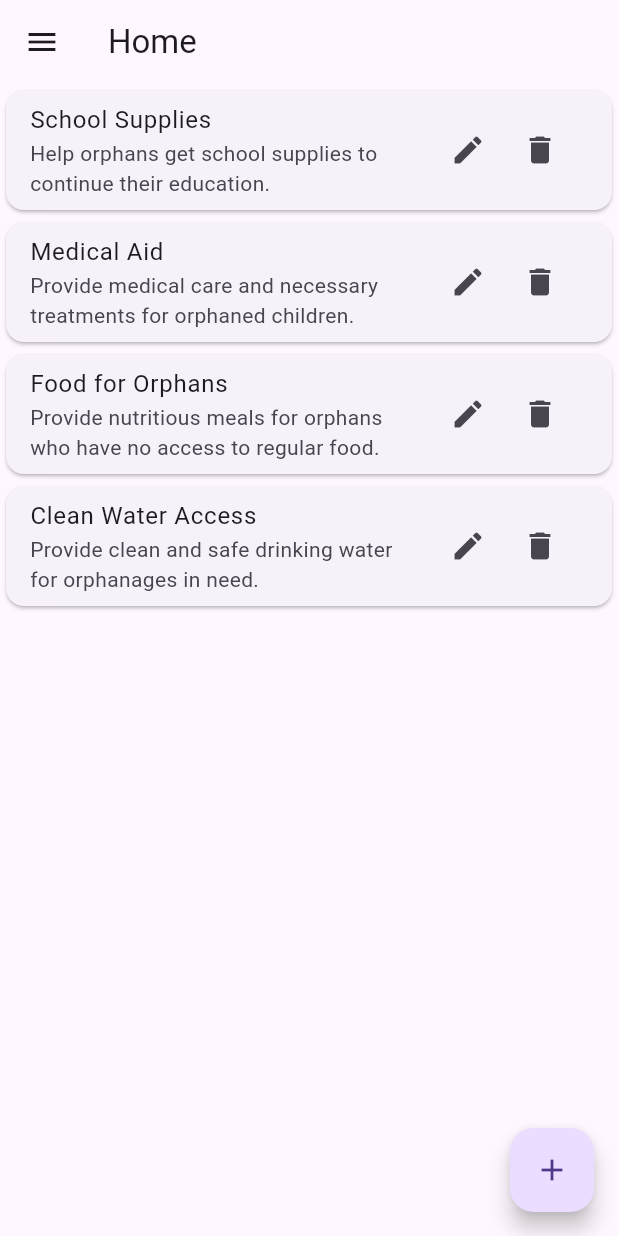
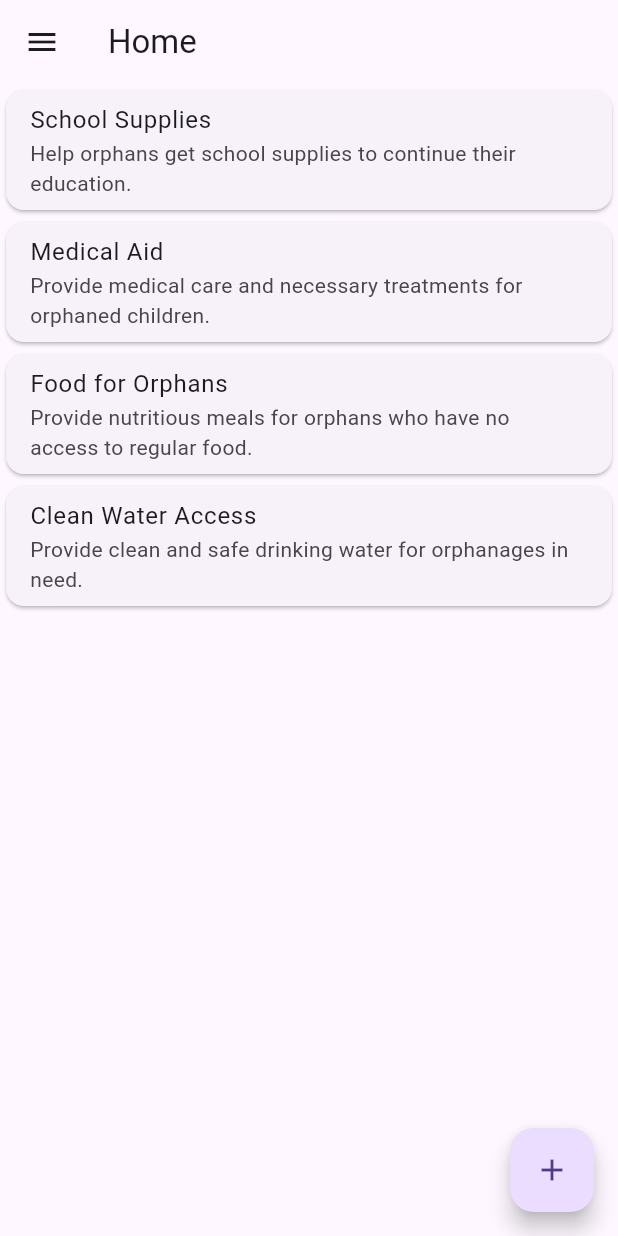
Before and after one commit to Ali-M-Ba/Flutter-Donations-Project, a Flutter app: the HomePage screen opened directly, on a phone screen of 412 x 824 dp. Run offline on Flutter 3.47's test engine with Material 3 defaults, Android fonts, the phone set to English and light mode, and no system bars; our stand-ins replace image_picker.

Commit message:
Change the delete and modify behavior and add id property using uuid package

```diff
--- a/lib/pages/add_modify_case_page.dart
+++ b/lib/pages/add_modify_case_page.dart
@@ -1,4 +1,5 @@
 import 'package:flutter/material.dart';
+import 'package:uuid/uuid.dart';
 import '../utils/global_data.dart';
 
 class AddModifyCardPage extends StatelessWidget {
@@ -43,6 +44,7 @@ class AddModifyCardPage extends StatelessWidget {
                 }
 
                 final newDonation = {
+                  "id": const Uuid().v4(),
                   "title": titleController.text,
                   "description": descriptionController.text,
                 };
--- a/lib/pages/home_page.dart
+++ b/lib/pages/home_page.dart
@@ -21,7 +21,65 @@ class _HomePageState extends State<HomePage> {
         itemCount: donations.length,
         itemBuilder: (context, index) {
           final donation = donations[index];
-          return Card(
+          return Dismissible(
+            key: ValueKey(donation['id']),
+            background: Container(
+              color: Colors.green,
+              alignment: Alignment.centerLeft,
+              padding: const EdgeInsets.symmetric(horizontal: 20),
+              child: const Icon(Icons.edit, color: Colors.white),
+            ),
+            secondaryBackground: Container(
+              color: Colors.red,
+              alignment: Alignment.centerRight,
+              padding: const EdgeInsets.symmetric(horizontal: 20),
+              child: const Icon(Icons.delete, color: Colors.white),
+            ),
+            confirmDismiss: (direction) async {
+              if (direction == DismissDirection.startToEnd) {
+                Navigator.push(
+                  context,
+                  MaterialPageRoute(
+                    builder: (context) => AddModifyCardPage(
+                      donation: donation,
+                      index: index,
+                    ),
+                  ),
+                ).then((_) => setState(() {}));
+                return false;
+              } else if (direction == DismissDirection.endToStart) {
+                final shouldDelete = await showDialog<bool>(
+                  context: context,
+                  builder: (context) {
+                    return AlertDialog(
+                      title: const Text('Confirm Delete'),
+                      content: const Text(
+                          'Are you sure you want to delete this item?'),
+                      actions: [
+                        TextButton(
+                          onPressed: () => Navigator.of(context).pop(false),
+                          child: const Text('Cancel'),
+                        ),
+                        TextButton(
+                          onPressed: () => Navigator.of(context).pop(true),
+                          child: const Text('Delete'),
+                        ),
+                      ],
+                    );
+                  },
+                );
+                return shouldDelete ?? false;
+              }
+              return false;
+            },
+            onDismissed: (direction) {
+              if (direction == DismissDirection.endToStart) {
+                setState(() {
+                  donations.removeAt(index);
+                });
+              }
+            },
+            child: Card(
               child: ListTile(
                 title: Text(donation['title'] ?? 'No Title'),
                 subtitle: Text(donation['description'] ?? 'No Description'),
@@ -33,32 +91,6 @@ class _HomePageState extends State<HomePage> {
                     ),
                   );
                 },
-              trailing: Row(
-                mainAxisSize: MainAxisSize.min,
-                children: [
-                  IconButton(
-                    icon: const Icon(Icons.edit),
-                    onPressed: () {
-                      Navigator.push(
-                        context,
-                        MaterialPageRoute(
-                          builder: (context) => AddModifyCardPage(
-                            donation: donation,
-                            index: index,
-                          ),
-                        ),
-                      ).then((_) => setState(() {}));
-                    },
-                  ),
-                  IconButton(
-                    icon: const Icon(Icons.delete),
-                    onPressed: () {
-                      setState(() {
-                        donations.removeAt(index);
-                      });
-                    },
-                  ),
-                ],
               ),
             ),
           );
--- a/lib/utils/global_data.dart
+++ b/lib/utils/global_data.dart
@@ -7,21 +7,25 @@ String? loggedInUserPassword;
 
 List<Map<String, String>> donations = [
   {
+    "id": "1",
     "title": "School Supplies",
     "description":
         "Help orphans get school supplies to continue their education."
   },
   {
+    "id": "2",
     "title": "Medical Aid",
     "description":
         "Provide medical care and necessary treatments for orphaned children."
   },
   {
+    "id": "3",
     "title": "Food for Orphans",
     "description":
         "Provide nutritious meals for orphans who have no access to regular food."
   },
   {
+    "id": "3",
     "title": "Clean Water Access",
     "description":
         "Provide clean and safe drinking water for orphanages in need."
--- a/pubspec.yaml
+++ b/pubspec.yaml
@@ -10,6 +10,7 @@ dependencies:
   flutter:
     sdk: flutter
   image_picker: ^0.8.6
+  uuid: ^3.0.7
 
 dev_dependencies:
   flutter_test:
```
Also changed, not shown: pubspec.lock, 1 other file. Lines whose indentation alone changed are shown as unchanged.
